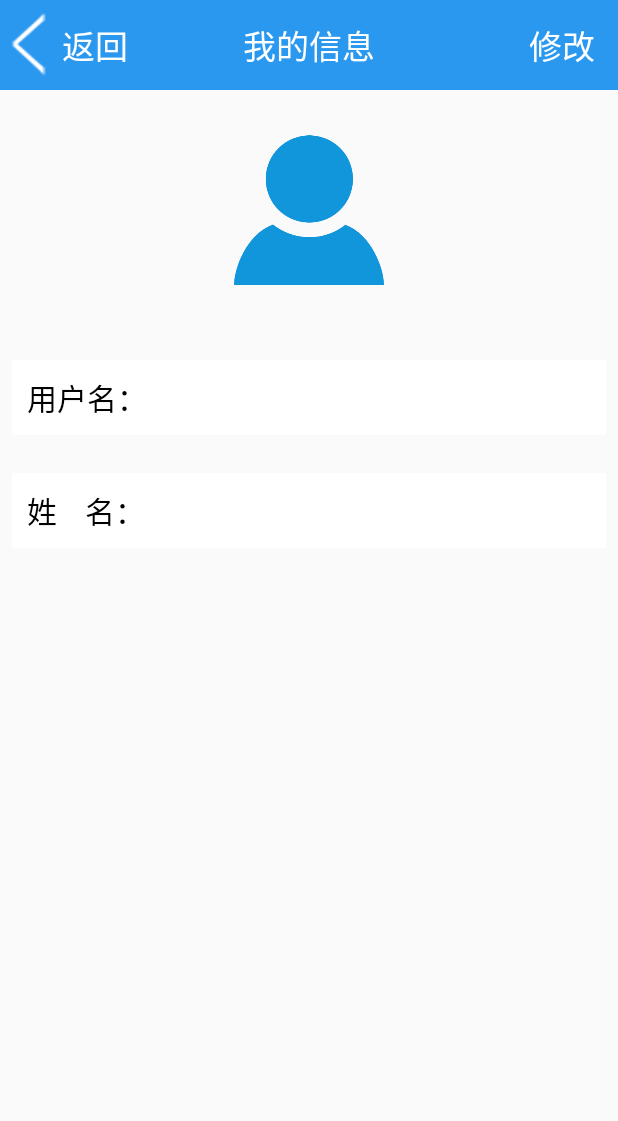
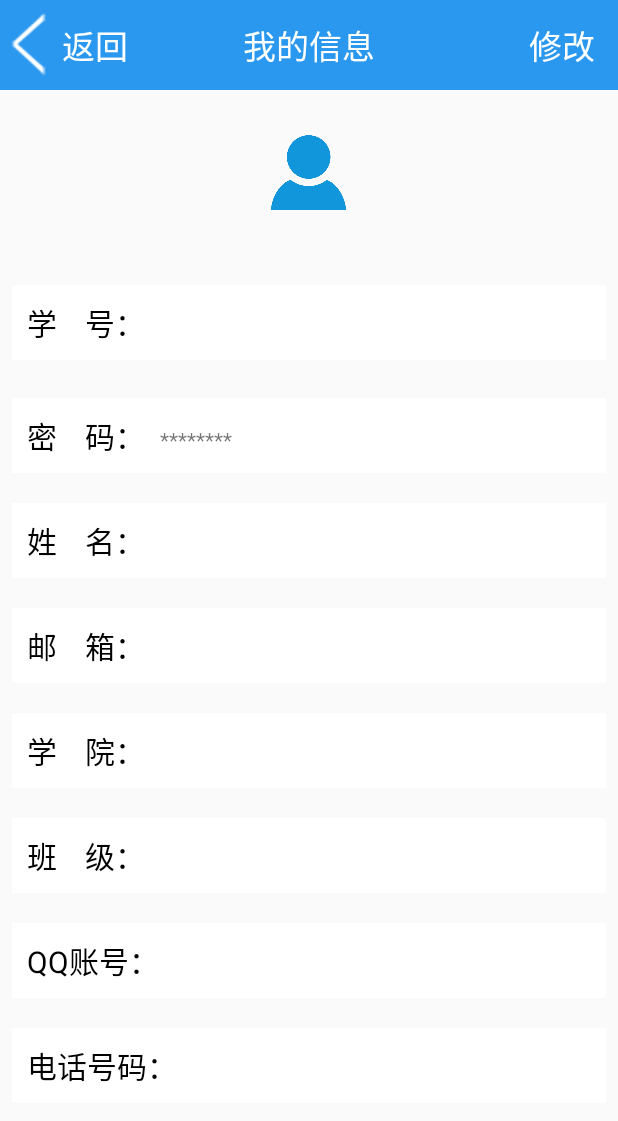
Before and after one commit to cf-acfun/BenefitAlumni, an Android app: the UpdateUserInfoActivity screen opened directly, with no data from a screen before it, after a tap on "返回", on a phone screen of 412 x 824 dp. Shown: the top 1121 px of the screen. Run offline under Robolectric (Android 15) with nearby library versions, the light colour scheme and no system bars; our stand-ins replace ButterKnife; libraries missing offline, so code that uses them is left out: cn.bmob.v3; 9 statements that could not run were skipped.

Commit message:
完成查询个人信息功能

```diff
--- a/app/src/main/AndroidManifest.xml
+++ b/app/src/main/AndroidManifest.xml
@@ -41,7 +41,6 @@
         <activity android:name=".FoundActivity" />
         <activity android:name=".FoundDetailActivity" />
         <activity android:name=".UpdateUserInfoActivity" />
-        <activity android:name=".UserInfoActivity" />
     </application>
 
 </manifest>
--- a/app/src/main/java/com/example/benefitalumni1/HomeActivity.java
+++ b/app/src/main/java/com/example/benefitalumni1/HomeActivity.java
@@ -49,7 +49,7 @@ public class HomeActivity extends Activity {
 
     //进入个人信息模块
     public void info(View view) {
-        Intent intent = new Intent(HomeActivity.this, UserInfoActivity.class);
+        Intent intent = new Intent(HomeActivity.this, UserActivity.class);
         intent.putExtra("user", user);
         startActivityForResult(intent, 999);
 //        finish();
--- a/app/src/main/java/com/example/benefitalumni1/UpdateUserInfoActivity.java
+++ b/app/src/main/java/com/example/benefitalumni1/UpdateUserInfoActivity.java
@@ -76,7 +76,7 @@ public class UpdateUserInfoActivity extends Activity {
                         @Override
                         public void run() {
                             Toast.makeText(UpdateUserInfoActivity.this, "更新用户信息成功！", Toast.LENGTH_LONG).show();
-                            Intent intent = new Intent(UpdateUserInfoActivity.this, UserInfoActivity.class);
+                            Intent intent = new Intent(UpdateUserInfoActivity.this, UserActivity.class);
                             intent.putExtra("user", user);
                             startActivity(intent);
                             finish();
@@ -92,7 +92,7 @@ public class UpdateUserInfoActivity extends Activity {
 
     //返回
     public void back(View view){
-        Intent intent = new Intent(UpdateUserInfoActivity.this, UserInfoActivity.class);
+        Intent intent = new Intent(UpdateUserInfoActivity.this, UserActivity.class);
         intent.putExtra("user", user);
         startActivity(intent);
         finish();
--- a/app/src/main/java/com/example/benefitalumni1/UserActivity.java
+++ b/app/src/main/java/com/example/benefitalumni1/UserActivity.java
@@ -2,15 +2,46 @@ package com.example.benefitalumni1;
 
 
 import android.app.Activity;
+import android.content.Intent;
 import android.os.Bundle;
+import android.view.View;
 import android.view.Window;
+import android.widget.ImageView;
+import android.widget.LinearLayout;
+import android.widget.RelativeLayout;
+import android.widget.TextView;
 
 import com.example.benefitalumni1.model.User;
 
+import butterknife.Bind;
+import butterknife.ButterKnife;
+import butterknife.OnClick;
 import cn.bmob.v3.Bmob;
 
 public class UserActivity extends Activity {
 
+    @Bind(R.id.back)
+    TextView back;
+    @Bind(R.id.update)
+    TextView update;
+    @Bind(R.id.tv_userId)
+    TextView tvUserId;
+    @Bind(R.id.tv_password)
+    TextView tvPassword;
+    @Bind(R.id.tv_name)
+    TextView tvName;
+    @Bind(R.id.tv_email)
+    TextView tvEmail;
+    @Bind(R.id.tv_college)
+    TextView tvCollege;
+    @Bind(R.id.tv_class)
+    TextView tvClass;
+    @Bind(R.id.tv_QQ)
+    TextView tvQQ;
+    @Bind(R.id.tv_tel)
+    TextView tvTel;
+    @Bind(R.id.iv_user)
+    ImageView ivUser;
     private User user;
 
     @Override
@@ -18,10 +49,49 @@ public class UserActivity extends Activity {
         super.onCreate(savedInstanceState);
         requestWindowFeature(Window.FEATURE_NO_TITLE);      // 去掉标题栏
         setContentView(R.layout.activity_user_info);
+        ButterKnife.bind(this);
 
         Bmob.initialize(this, "04e905bba1912c9e7d3972bdebe82ff6");
 
+        //得到intent传递的数据
+        Intent intent = getIntent();
+        user = (User) intent.getSerializableExtra("user");
 
 
+        // 从数据库中获取当前用户的信息
+        String userId = user.getUsername();
+        String password = "********";    // 密码无法获取，使用**代替
+        String realName = user.getRealName();
+        String email = user.getEmail();
+        String college = user.getCollege();
+        String Class = user.getUserClass();
+        String QQ = user.getQQ();
+        String tel = user.getTel();
+
+        // 将获取的用户信息放到TextView中
+        tvUserId.setText(userId);
+        tvPassword.setText(password);
+        tvName.setText(realName);
+        tvEmail.setText(email);
+        tvCollege.setText(college);
+        tvClass.setText(Class);
+        tvQQ.setText(QQ);
+        tvTel.setText(tel);
+
+    }
+
+    @OnClick({R.id.back, R.id.update})
+    public void onClick(View view) {
+        switch (view.getId()) {
+            case R.id.back:
+                finish();
+                break;
+            case R.id.update:
+                Intent intent = new Intent(this, UpdateUserInfoActivity.class);
+                intent.putExtra("user", user);
+                startActivity(intent);
+                finish();
+                break;
+        }
     }
 }
--- a/app/src/main/java/com/example/benefitalumni1/UserInfoActivity.java
+++ /dev/null
@@ -1,93 +0,0 @@
-package com.example.benefitalumni1;
-
-import android.app.Activity;
-import android.content.Intent;
-import android.os.Bundle;
-
-import android.view.View;
-import android.view.Window;
-import android.widget.TextView;
-
-import androidx.appcompat.app.AppCompatActivity;
-
-import com.example.benefitalumni1.entity.User;
-
-
-public class UserInfoActivity extends Activity {
-    private User user;
-    private TextView tv_userName;
-    private TextView tv_name;
-
-    @Override
-    protected void onCreate(Bundle savedInstanceState) {
-        super.onCreate(savedInstanceState);
-        requestWindowFeature(Window.FEATURE_NO_TITLE);      // 去掉标题栏
-        setContentView(R.layout.activity_user_info);
-
-        //得到intent传递的数据
-        Intent intent = getIntent();
-        user = (User) intent.getSerializableExtra("user");
-
-        tv_userName = (TextView) findViewById(R.id.tv_userName);
-        tv_name = (TextView) findViewById(R.id.tv_name);
-
-        tv_userName.setText(user.getUserName().toString());
-        tv_name.setText(user.getName().toString());
-    }
-
-//    //修改用户信息
-//    public void updateInfo(View view) {
-//        user.setName(et_name.getText().toString().trim());
-//        user.setPwd(et_pwd.getText().toString().trim());
-//        //判断用户名或密码或确认密码是否为空
-//        if (!user.getName().equals("") && !user.getPwd().equals("")) {
-//            OkHttpClient client = new OkHttpClient();
-//            String urlStr = Global.ROOT + "UpdateUserInfo";
-//            FormBody paramBody = new FormBody.Builder()
-//                    .add("userId", user.getUserId() + "")
-//                    .add("pwd", user.getPwd().toString())
-//                    .add("name", user.getName().toString())
-//                    .build();
-//            Request request = new Request.Builder().url(urlStr).post(paramBody).build();
-//            Call call = client.newCall(request);
-//            call.enqueue(new Callback() {
-//                @Override
-//                public void onFailure(Call call, IOException e) {
-//                }
-//
-//                @Override
-//                public void onResponse(Call call, Response response) throws IOException {
-//                    //主UI界面的修改
-//                    runOnUiThread(new Runnable() {
-//                        @Override
-//                        public void run() {
-//                            Toast.makeText(UserInfoActivity.this, "更新用户信息成功！", Toast.LENGTH_LONG).show();
-//                            Intent intent = new Intent(UserInfoActivity.this, HomeActivity.class);
-//                            intent.putExtra("user", user);
-//                            startActivity(intent);
-//                            finish();
-//                        }
-//                    });
-//                }
-//            });
-//        } else {
-//            Toast.makeText(this, "请输入完整信息！", Toast.LENGTH_LONG).show();
-//            return;
-//        }
-//    }
-
-    //进入用户修改页面
-    public void goUpdateUserInfo(View view) {
-        Intent intent = new Intent(this, UpdateUserInfoActivity.class);
-        intent.putExtra("user", user);
-        startActivity(intent);
-        finish();
-    }
-
-    //返回HomeActivity主界面
-    public void back(View view) {
-//        Intent intent = new Intent();
-//        setResult(999, intent);
-        finish();
-    }
-}
--- a/app/src/main/res/layout/activity_user_info.xml
+++ b/app/src/main/res/layout/activity_user_info.xml
@@ -17,7 +17,7 @@
             android:layout_centerVertical="true"
             android:drawableLeft="@drawable/back"
             android:gravity="center_vertical"
-            android:onClick="back"
+            android:id="@+id/back"
             android:text="返回"
             android:textColor="#FFFFFF"
             android:textSize="22sp" />
@@ -38,7 +38,7 @@
             android:layout_centerVertical="true"
             android:layout_marginRight="15dp"
             android:gravity="center_vertical"
-            android:onClick="goUpdateUserInfo"
+            android:id="@+id/update"
             android:text="修改"
             android:textColor="#FFFFFF"
             android:textSize="22sp" />
@@ -46,7 +46,7 @@
     </RelativeLayout>
 
     <LinearLayout
-        android:id="@+id/ll_userName"
+        android:id="@+id/ll_userId"
         android:layout_width="match_parent"
         android:layout_height="wrap_content"
         android:layout_centerHorizontal="true"
@@ -62,14 +62,14 @@
             android:layout_width="wrap_content"
             android:layout_height="wrap_content"
             android:padding="10dp"
-            android:text="用户名："
+            android:text="学    号："
             android:textColor="#000"
             android:textSize="20sp"
 
             />
 
         <TextView
-            android:id="@+id/tv_userName"
+            android:id="@+id/tv_userId"
             android:layout_width="wrap_content"
             android:layout_height="wrap_content"
             android:layout_weight="1"
@@ -79,10 +79,38 @@
 
 
     <LinearLayout
+        android:id="@+id/ll_password"
+        android:layout_width="match_parent"
+        android:layout_height="wrap_content"
+        android:layout_below="@+id/ll_userId"
+        android:layout_marginLeft="8dp"
+        android:layout_marginRight="8dp"
+        android:layout_marginTop="20dp"
+        android:background="#ffffff"
+        android:orientation="horizontal">
+
+        <TextView
+            android:layout_width="wrap_content"
+            android:layout_height="wrap_content"
+            android:padding="10dp"
+            android:text="密    码："
+            android:textColor="#000"
+            android:textSize="20sp" />
+
+        <TextView
+            android:id="@+id/tv_password"
+            android:layout_width="wrap_content"
+            android:layout_height="wrap_content"
+            android:layout_weight="1"
+            android:background="@null" />
+
+    </LinearLayout>
+
+    <LinearLayout
         android:id="@+id/ll_name"
         android:layout_width="match_parent"
         android:layout_height="wrap_content"
-        android:layout_below="@+id/ll_userName"
+        android:layout_below="@+id/ll_password"
         android:layout_marginLeft="8dp"
         android:layout_marginRight="8dp"
         android:layout_marginTop="20dp"
@@ -106,9 +134,149 @@
 
     </LinearLayout>
 
+    <LinearLayout
+        android:id="@+id/ll_email"
+        android:layout_width="match_parent"
+        android:layout_height="wrap_content"
+        android:layout_below="@+id/ll_name"
+        android:layout_marginLeft="8dp"
+        android:layout_marginRight="8dp"
+        android:layout_marginTop="20dp"
+        android:background="#ffffff"
+        android:orientation="horizontal">
+
+        <TextView
+            android:layout_width="wrap_content"
+            android:layout_height="wrap_content"
+            android:padding="10dp"
+            android:text="邮    箱："
+            android:textColor="#000"
+            android:textSize="20sp" />
+
+        <TextView
+            android:id="@+id/tv_email"
+            android:layout_width="wrap_content"
+            android:layout_height="wrap_content"
+            android:layout_weight="1"
+            android:background="@null" />
+
+    </LinearLayout>
+
+    <LinearLayout
+        android:id="@+id/ll_college"
+        android:layout_width="match_parent"
+        android:layout_height="wrap_content"
+        android:layout_below="@+id/ll_email"
+        android:layout_marginLeft="8dp"
+        android:layout_marginRight="8dp"
+        android:layout_marginTop="20dp"
+        android:background="#ffffff"
+        android:orientation="horizontal">
+
+        <TextView
+            android:layout_width="wrap_content"
+            android:layout_height="wrap_content"
+            android:padding="10dp"
+            android:text="学    院："
+            android:textColor="#000"
+            android:textSize="20sp" />
+
+        <TextView
+            android:id="@+id/tv_college"
+            android:layout_width="wrap_content"
+            android:layout_height="wrap_content"
+            android:layout_weight="1"
+            android:background="@null" />
+
+    </LinearLayout>
+
+    <LinearLayout
+        android:id="@+id/ll_class"
+        android:layout_width="match_parent"
+        android:layout_height="wrap_content"
+        android:layout_below="@+id/ll_college"
+        android:layout_marginLeft="8dp"
+        android:layout_marginRight="8dp"
+        android:layout_marginTop="20dp"
+        android:background="#ffffff"
+        android:orientation="horizontal">
+
+        <TextView
+            android:layout_width="wrap_content"
+            android:layout_height="wrap_content"
+            android:padding="10dp"
+            android:text="班    级："
+            android:textColor="#000"
+            android:textSize="20sp" />
+
+        <TextView
+            android:id="@+id/tv_class"
+            android:layout_width="wrap_content"
+            android:layout_height="wrap_content"
+            android:layout_weight="1"
+            android:background="@null" />
+
+    </LinearLayout>
+
+    <LinearLayout
+        android:id="@+id/ll_QQ"
+        android:layout_width="match_parent"
+        android:layout_height="wrap_content"
+        android:layout_below="@+id/ll_class"
+        android:layout_marginLeft="8dp"
+        android:layout_marginRight="8dp"
+        android:layout_marginTop="20dp"
+        android:background="#ffffff"
+        android:orientation="horizontal">
+
+        <TextView
+            android:layout_width="wrap_content"
+            android:layout_height="wrap_content"
+            android:padding="10dp"
+            android:text="QQ账号："
+            android:textColor="#000"
+            android:textSize="20sp" />
+
+        <TextView
+            android:id="@+id/tv_QQ"
+            android:layout_width="wrap_content"
+            android:layout_height="wrap_content"
+            android:layout_weight="1"
+            android:background="@null" />
+
+    </LinearLayout>
+
+    <LinearLayout
+        android:id="@+id/ll_tel"
+        android:layout_width="match_parent"
+        android:layout_height="wrap_content"
+        android:layout_below="@+id/ll_QQ"
+        android:layout_marginLeft="8dp"
+        android:layout_marginRight="8dp"
+        android:layout_marginTop="20dp"
+        android:background="#ffffff"
+        android:orientation="horizontal">
+
+        <TextView
+            android:layout_width="wrap_content"
+            android:layout_height="wrap_content"
+            android:padding="10dp"
+            android:text="电话号码："
+            android:textColor="#000"
+            android:textSize="20sp" />
+
+        <TextView
+            android:id="@+id/tv_tel"
+            android:layout_width="wrap_content"
+            android:layout_height="wrap_content"
+            android:layout_weight="1"
+            android:background="@null" />
+
+    </LinearLayout>
+
     <ImageView
-        android:layout_width="100dp"
-        android:layout_height="100dp"
+        android:layout_width="50dp"
+        android:layout_height="50dp"
         android:id="@+id/iv_user"
         android:layout_below="@+id/rl_title"
         android:layout_marginTop="30dp"
@@ -116,87 +284,4 @@
         android:layout_centerHorizontal="true" />
 
 
-    <!--<TextView-->
-        <!--android:id="@+id/textView3"-->
-        <!--android:layout_width="wrap_content"-->
-        <!--android:layout_height="wrap_content"-->
-        <!--android:layout_alignParentStart="true"-->
-        <!--android:layout_alignParentTop="true"-->
-        <!--android:layout_marginTop="29dp"-->
-        <!--android:text="用户名："-->
-        <!--android:textSize="30sp" />-->
-
-    <!--<EditText-->
-        <!--android:id="@+id/et_userName"-->
-        <!--android:layout_width="match_parent"-->
-        <!--android:layout_height="wrap_content"-->
-        <!--android:layout_alignBottom="@+id/textView3"-->
-        <!--android:layout_toEndOf="@+id/textView3"-->
-        <!--android:textSize="25sp" />-->
-
-    <!--<TextView-->
-        <!--android:id="@+id/textView4"-->
-        <!--android:layout_width="wrap_content"-->
-        <!--android:layout_height="wrap_content"-->
-        <!--android:text="联系方式："-->
-        <!--android:textSize="30sp"-->
-        <!--android:layout_centerVertical="true"-->
-        <!--android:layout_alignParentStart="true" />-->
-
-    <!--<EditText-->
-        <!--android:id="@+id/et_contact"-->
-        <!--android:layout_width="match_parent"-->
-        <!--android:layout_height="wrap_content"-->
-        <!--android:layout_alignBottom="@+id/textView4"-->
-        <!--android:layout_toEndOf="@+id/textView4"-->
-        <!--android:textSize="25sp" />-->
-
-    <!--<TextView-->
-        <!--android:id="@+id/textView5"-->
-        <!--android:layout_width="wrap_content"-->
-        <!--android:layout_height="wrap_content"-->
-        <!--android:text="密码："-->
-        <!--android:textSize="30sp"-->
-        <!--android:layout_above="@+id/et_contact"-->
-        <!--android:layout_alignParentStart="true"-->
-        <!--android:layout_marginBottom="28dp" />-->
-
-    <!--<EditText-->
-        <!--android:id="@+id/et_pwd"-->
-        <!--android:layout_width="match_parent"-->
-        <!--android:layout_height="wrap_content"-->
-        <!--android:layout_alignBottom="@+id/textView5"-->
-        <!--android:layout_toEndOf="@+id/textView3"-->
-        <!--android:textSize="25sp"-->
-        <!--android:password="false" />-->
-
-    <!--<Button-->
-        <!--android:id="@+id/btn_updateInfo"-->
-        <!--android:layout_width="wrap_content"-->
-        <!--android:layout_height="wrap_content"-->
-        <!--android:layout_alignParentBottom="true"-->
-        <!--android:layout_marginBottom="161dp"-->
-        <!--android:layout_toStartOf="@+id/et_contact"-->
-        <!--android:onClick="updateInfo"-->
-        <!--android:text="更改" />-->
-
-    <!-- -->
-
-    <!--<TextView-->
-        <!--android:layout_width="wrap_content"-->
-        <!--android:layout_height="wrap_content"-->
-        <!--android:text="姓名："-->
-        <!--android:id="@+id/textView12"-->
-        <!--android:layout_above="@+id/et_pwd"-->
-        <!--android:layout_alignParentStart="true"-->
-        <!--android:layout_marginBottom="38dp"-->
-        <!--android:textSize="30sp" />-->
-
-    <!--<EditText-->
-        <!--android:layout_width="match_parent"-->
-        <!--android:layout_height="wrap_content"-->
-        <!--android:id="@+id/ed_name"-->
-        <!--android:layout_alignTop="@+id/textView12"-->
-        <!--android:layout_toEndOf="@+id/textView12" />-->
-
 </RelativeLayout>
```
